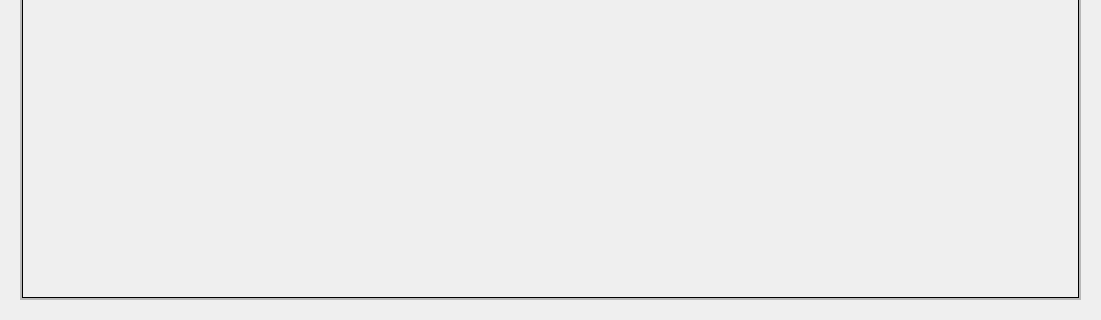
Before: the Qt Designer form views/ndvi_ui.ui in JoeSvr95/NDVI-Checking, drawn with Qt 5; both pictures show x 0 to 1101 and y 452 to 772 of the 1101 by 772 pixel window.
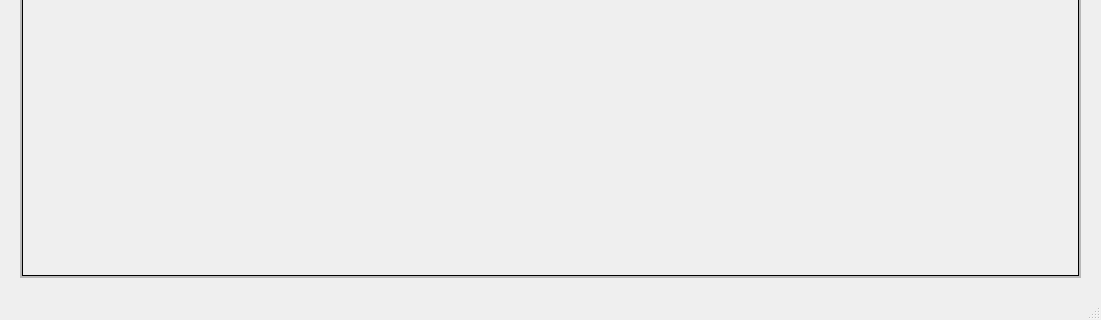
After: the same form once the commit is applied.

Commit message: Autocompletar ROI

Patch:
```diff
--- a/views/ndvi_ui.ui
+++ b/views/ndvi_ui.ui
@@ -129,7 +129,7 @@
               <x>0</x>
               <y>0</y>
               <width>1057</width>
-              <height>682</height>
+              <height>662</height>
              </rect>
             </property>
             <property name="layoutDirection">
@@ -172,6 +172,7 @@
     </item>
    </layout>
   </widget>
+  <widget class="QStatusBar" name="statusBar"/>
  </widget>
  <resources/>
  <connections/>
```
Left out of the diff: 2 changed lines with no effect on the pictures. The commit also changes 2 other files.
